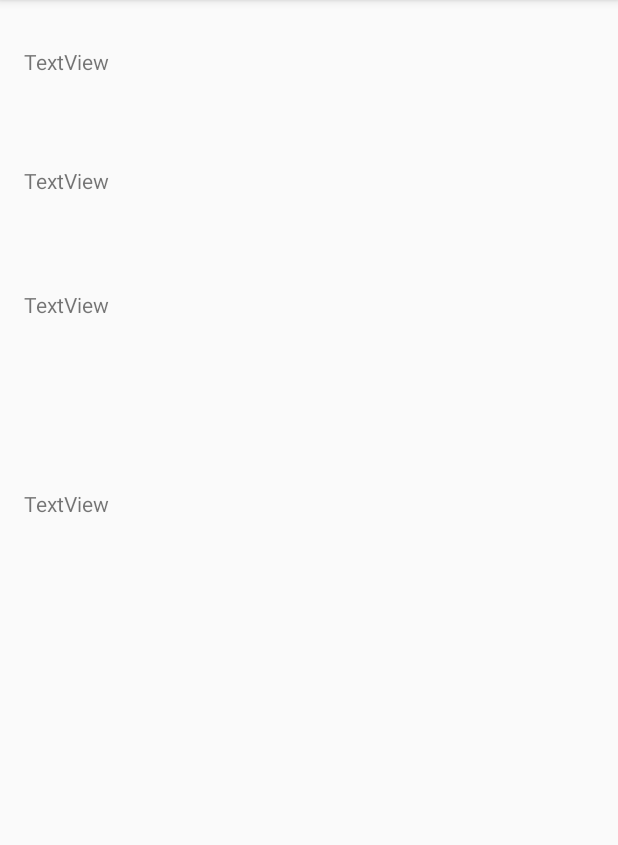
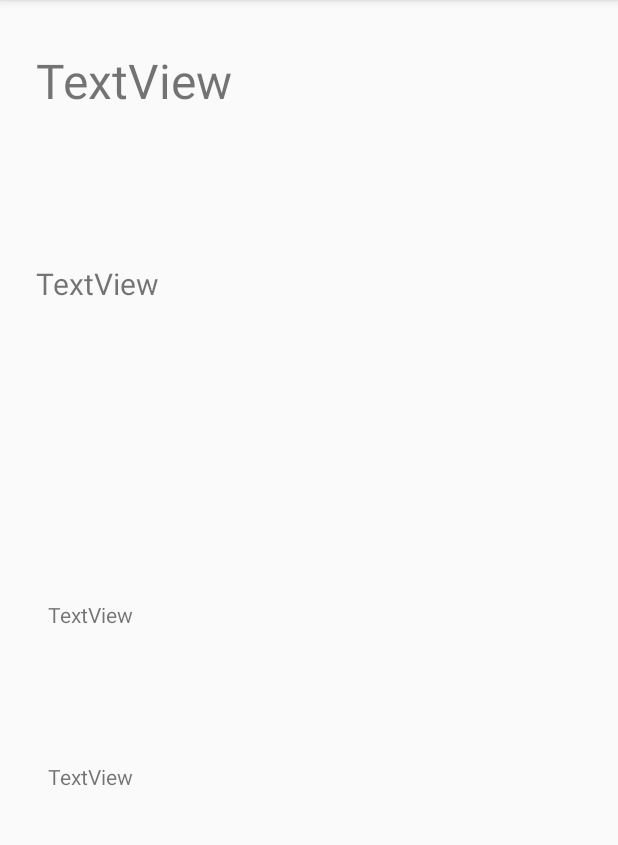
Before and after one commit to JMFord99/DailyJournal, an Android app: the ReadPast screen opened directly, with no data from a screen before it, on a phone screen of 412 x 824 dp, the part 84-929 px from its top. Run offline under Robolectric (Android 15) with nearby library versions, the phone set to English and light mode, and no system bars; network calls fail.

Commit message:
cleaned up some stuff

```diff
--- a/Project/app/src/main/java/com/example/dailyjournal/FavoritesView.kt
+++ b/Project/app/src/main/java/com/example/dailyjournal/FavoritesView.kt
@@ -99,7 +99,7 @@ class FavoritesView : ListActivity() {
 
                 if(favorite == "YES"){
                     mAdapter.add(JournalEntry(title, mood,
-                        JournalEntry.Status.valueOf(status), date, date, JournalEntry.Favorite.valueOf(favorite)))
+                        JournalEntry.Status.valueOf(status), date, JournalEntry.Favorite.valueOf(favorite)))
                 }
                 count++
             }
--- a/Project/app/src/main/java/com/example/dailyjournal/ReadPast.kt
+++ b/Project/app/src/main/java/com/example/dailyjournal/ReadPast.kt
@@ -23,9 +23,7 @@ class ReadPast : AppCompatActivity() {
 
         if (arrayList != null) {
             arrayList.forEach {
-                Log.i("test", "XXXXXXXXXXXXXXXXXXXXXXXXXXXXXXX")
                 if (it.contains(chosen_date.toString())){
-
                     var data = it.split("~")
                     date.text = chosen_date
                     prompt.text = data[1]
--- a/Project/app/src/main/res/layout/read_past.xml
+++ b/Project/app/src/main/res/layout/read_past.xml
@@ -9,20 +9,22 @@
         android:id="@+id/prompt"
         android:layout_width="wrap_content"
         android:layout_height="wrap_content"
-        android:layout_marginStart="16dp"
+        android:layout_marginStart="24dp"
         android:layout_marginTop="79dp"
         android:layout_marginBottom="83dp"
         android:text="TextView"
+        android:textSize="20dp"
         app:layout_constraintBottom_toBottomOf="@+id/entry"
         app:layout_constraintStart_toStartOf="parent"
-        app:layout_constraintTop_toTopOf="@+id/date" />
+        app:layout_constraintTop_toTopOf="@+id/date"
+        app:layout_constraintVertical_bias="0.326" />
 
     <TextView
         android:id="@+id/entry"
         android:layout_width="wrap_content"
         android:layout_height="wrap_content"
-        android:layout_marginStart="16dp"
-        android:layout_marginTop="193dp"
+        android:layout_marginStart="32dp"
+        android:layout_marginTop="400dp"
         android:text="TextView"
         app:layout_constraintStart_toStartOf="parent"
         app:layout_constraintTop_toTopOf="parent" />
@@ -31,8 +33,8 @@
         android:id="@+id/mood"
         android:layout_width="wrap_content"
         android:layout_height="wrap_content"
-        android:layout_marginStart="16dp"
-        android:layout_marginTop="326dp"
+        android:layout_marginStart="32dp"
+        android:layout_marginTop="508dp"
         android:text="TextView"
         app:layout_constraintStart_toStartOf="parent"
         app:layout_constraintTop_toTopOf="parent" />
@@ -41,9 +43,10 @@
         android:id="@+id/date"
         android:layout_width="wrap_content"
         android:layout_height="wrap_content"
-        android:layout_marginStart="16dp"
-        android:layout_marginTop="31dp"
+        android:layout_marginStart="24dp"
+        android:layout_marginTop="32dp"
         android:text="TextView"
+        android:textSize="32sp"
         app:layout_constraintStart_toStartOf="parent"
         app:layout_constraintTop_toTopOf="parent" />
 </androidx.constraintlayout.widget.ConstraintLayout>
```
Also changed, not shown: Project/app/src/main/java/com/example/dailyjournal/CompleteDailyPrompt.kt (+6 -58 lines), Project/app/src/main/java/com/example/dailyjournal/JournalEntry.kt (+2 -58 lines).
